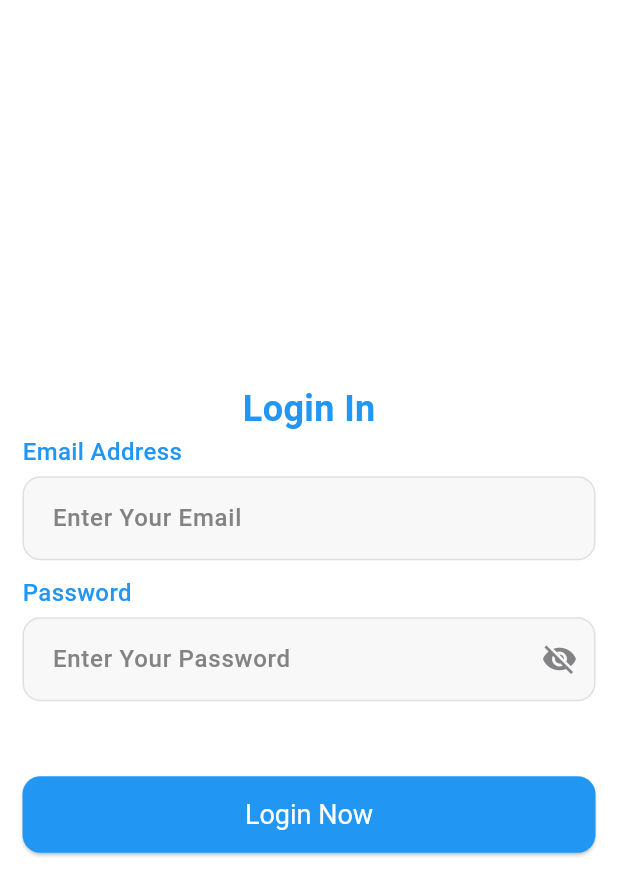
After one commit to IamNikunjParmar/college-management-app, a Flutter app: the LoginPageView screen opened by its route, on a phone screen of 412 x 824 dp. The commit adds this screen. Shown: the top 896 px of the screen. Run offline on Flutter 3.47's test engine with Material 3 defaults, Android fonts, the phone set to English and light mode, and no system bars; our stand-ins replace bloc, dio, equatable, flutter_bloc, flutter_svg, gap and 2 more; network calls fail; Roboto replaces fonts that are missing (PlusJakartaSans).

Commit message:
Login page

```diff
--- a/lib/main.dart
+++ b/lib/main.dart
@@ -1,9 +1,11 @@
 import 'package:college_management_app/demo_home.dart';
 import 'package:college_management_app/src/app/routes/app_routes.dart';
 import 'package:college_management_app/src/localization/generated/l10n.dart';
+import 'package:college_management_app/src/logic/auth/register/register_page_cubit.dart';
 import 'package:college_management_app/src/package/utils/theme.dart';
-import 'package:college_management_app/src/ui/auth/register_page_view.dart';
+import 'package:college_management_app/src/ui/auth/register/register_page_view.dart';
 import 'package:flutter/material.dart';
+import 'package:flutter_bloc/flutter_bloc.dart';
 
 void main() {
   runApp(const MyApp());
--- a/lib/src/app/routes/app_routes.dart
+++ b/lib/src/app/routes/app_routes.dart
@@ -1,11 +1,15 @@
 import 'package:college_management_app/demo_home.dart';
+import 'package:college_management_app/src/ui/auth/login/login_page_view.dart';
+import 'package:college_management_app/src/ui/auth/verifyOtp/registration_verification.dart';
 import 'package:flutter/material.dart';
 
-import '../../ui/auth/register_page_view.dart';
+import '../../ui/auth/register/register_page_view.dart';
 
 class AppRoutes {
   static Map<String, WidgetBuilder> get myRoutes => <String, WidgetBuilder>{
         RegisterPageView.routeName: RegisterPageView.builder,
         DemoHome.routeName: DemoHome.builder,
+        RegistrationVerification.routeName: RegistrationVerification.builder,
+        LoginPageView.routeName: LoginPageView.builder,
       };
 }
--- a/lib/src/localization/l10n/intl_en.arb
+++ b/lib/src/localization/l10n/intl_en.arb
@@ -49,5 +49,13 @@
   "errorPasswordAndConfirmPasswordNotMatch": "Password and confirm password must match!",
   "errorEmailAddressInvalid": "Please enter valid email address!",
   "errorNameInvalid": "Please enter valid name!",
+  "errorCourseNameEmpty": "please Select Course",
+  "errorMeritRankEmpty": "Please enter Merit Rank!",
+  "errorCastEmpty": "Please enter Cast!",
+  "errorCityNameEmpty": "please enter City Name!",
+  "errorCountryNameEmpty": "Please enter CountryName!",
+  "errorAddressEmpty": "Please enter Address!",
+  "errorPinCodeEmpty": "Please enter PinCode!",
+  "errorAnnualIncomeEmpty": "Please enter AnnualIncome!",
   "errorConfirmPasswordCannotBeSameAsPrevious": "Confirm password cannot be the same as previous password"
 }
--- /dev/null
+++ b/lib/src/logic/auth/login/login_page_cubit.dart
@@ -0,0 +1,32 @@
+import 'package:bloc/bloc.dart';
+import 'package:college_management_app/src/interceptor/interceptors.dart';
+import 'package:college_management_app/src/package/resorces/appConstance.dart';
+import 'package:college_management_app/src/package/utils/logger.dart';
+import 'package:equatable/equatable.dart';
+
+part 'login_page_state.dart';
+
+class LoginPageCubit extends Cubit<LoginPageState> {
+  LoginPageCubit() : super(LoginPageState());
+
+  final DioInterceptors dio = DioInterceptors();
+
+  Future<void> loginUser(String email, String password) async {
+    try {
+      emit(state.copyWith(verifyEmail: true));
+      final response = await dio.post(ApiEndPoints.loginUser, data: {
+        'email': email,
+        'password': password,
+      });
+      Log.info(response);
+      if (response.statusCode == 200) {
+        Log.success("Login successfully");
+      } else {
+        Log.error("Invalid email or password");
+      }
+    } catch (e) {
+      Log.error("Error during login: $e");
+      Log.info(e.toString());
+    }
+  }
+}
--- /dev/null
+++ b/lib/src/logic/auth/login/login_page_state.dart
@@ -0,0 +1,16 @@
+part of 'login_page_cubit.dart';
+
+class LoginPageState extends Equatable {
+  final bool verifyEmail;
+
+  const LoginPageState({this.verifyEmail = false});
+
+  LoginPageState copyWith({bool? verifyEmail}) {
+    return LoginPageState(
+      verifyEmail: verifyEmail ?? this.verifyEmail,
+    );
+  }
+
+  @override
+  List<Object?> get props => [verifyEmail];
+}
--- a/lib/src/package/resorces/appConstance.dart
+++ b/lib/src/package/resorces/appConstance.dart
@@ -6,11 +6,11 @@ abstract interface class AppConstants {
       RegExp(r'^.*(?=.{8,255})((?=.*[!@#$%^&*_,]))(?=.*\d)((?=.*[A-Z]))((?=.*[a-z])).*$');
   static final newEmailReg = RegExp(r'^[a-z0-9_.]+@[a-zA-Z0-9-]+\.[a-zA-Z0-9-.]+$');
   static final namePatternRegExp = RegExp(r'^[a-zA-Z ]{3,60}$');
-  static final numberRegExp = RegExp(r'^[0-9]$');
+  static final numberRegExp = RegExp(r'^(?:[+0]9)?[0-9]{10}$');
   static final amountRegExp = RegExp(r'^[0-9]+(\.[0-9][0-9])?$');
   static final confirmPasswordRegExp = RegExp(r'^(?!$passwordPatternRegExp$).*$');
 
-  static const baseUrl = 'https://c394-113-193-210-86.ngrok-free.app';
+  static const baseUrl = 'https://0710-113-193-210-86.ngrok-free.app';
 
   //Body data variable
   static const courseName = 'courseName';
@@ -19,5 +19,7 @@ abstract interface class AppConstants {
 abstract interface class ApiEndPoints {
   static const studentRegistration = '/studentRegistration';
   static const getAllUser = '/getAllUser';
-  static const getAllCourse = "/getCoures";
+  static const getAllCourse = "/getCourse";
+  static const verifyOtp = "/verifyOTP";
+  static const loginUser = "/loginUser";
 }
--- /dev/null
+++ b/lib/src/package/utils/images_utils.dart
@@ -0,0 +1,3 @@
+class ImagePath {
+  static String emailVerify = "assets/images/png/Email.png";
+}
--- /dev/null
+++ b/lib/src/ui/auth/login/login_page_view.dart
@@ -0,0 +1,106 @@
+import 'package:college_management_app/src/interceptor/input_filed.dart';
+import 'package:flutter/material.dart';
+import 'package:flutter_bloc/flutter_bloc.dart';
+import 'package:gap/gap.dart';
+
+import '../../../components/custom_text.dart';
+import '../../../localization/generated/l10n.dart';
+import '../../../logic/auth/login/login_page_cubit.dart';
+import '../../../package/helper/validator.dart';
+
+class LoginPageView extends StatelessWidget {
+  static const String routeName = "login_Page_view";
+  LoginPageView({super.key});
+
+  final TextEditingController emailController = TextEditingController();
+  final TextEditingController passwordController = TextEditingController();
+
+  static Widget builder(BuildContext context) {
+    return BlocProvider(
+      create: (context) => LoginPageCubit(),
+      child: LoginPageView(),
+    );
+  }
+
+  GlobalKey<FormState> globalKey = GlobalKey<FormState>();
+
+  @override
+  Widget build(BuildContext context) {
+    final l10n = CMLocalizations.of(context);
+    return Scaffold(
+      body: Center(
+        child: Padding(
+          padding: const EdgeInsets.all(15),
+          child: Form(
+            key: globalKey,
+            child: Column(
+              crossAxisAlignment: CrossAxisAlignment.start,
+              mainAxisAlignment: MainAxisAlignment.center,
+              children: [
+                const Center(
+                  child: Text(
+                    "Login In",
+                    style: TextStyle(
+                      fontSize: 24,
+                      fontWeight: FontWeight.bold,
+                      color: Colors.blue,
+                    ),
+                  ),
+                ),
+                CustomText(
+                  title: l10n.emailAddress,
+                  fontSize: 16,
+                  fontWeight: FontWeight.w500,
+                  colorName: Colors.blue,
+                ),
+                const Gap(5),
+                EmailTextField(
+                  hintText: l10n.enterYourEmail,
+                  controller: emailController,
+                  validator: validateEmailAddress,
+                ),
+                const Gap(10),
+                CustomText(
+                  title: l10n.password,
+                  fontSize: 16,
+                  fontWeight: FontWeight.w500,
+                  colorName: Colors.blue,
+                ),
+                const Gap(5),
+                PasswordTextField(
+                  controller: passwordController,
+                  validator: validatePassword,
+                  hintText: l10n.enterYourPassword,
+                ),
+                const Gap(50),
+                Center(
+                  child: SizedBox(
+                    width: double.infinity,
+                    child: ElevatedButton(
+                      onPressed: () {
+                        if (globalKey.currentState!.validate()) {
+                          context.read<LoginPageCubit>().loginUser(emailController.text, passwordController.text);
+                        }
+                      },
+                      style: ElevatedButton.styleFrom(
+                        backgroundColor: Colors.blue,
+                        padding: const EdgeInsets.symmetric(horizontal: 50, vertical: 15),
+                        textStyle: const TextStyle(fontSize: 18),
+                      ),
+                      child: const Text(
+                        "Login Now",
+                        style: TextStyle(
+                          color: Colors.white,
+                        ),
+                      ),
+                    ),
+                  ),
+                ),
+              ],
+            ),
+          ),
+        ),
+      ),
+    );
+  }
+}
```
Also changed, not shown: lib/src/logic/auth/register/register_page_cubit.dart (+26 -9 lines), lib/src/logic/auth/register/register_page_state.dart (+8 -3 lines), lib/src/logic/auth/verifyOtp/registration_verification_cubit.dart (added, +47 -0 lines), lib/src/logic/auth/verifyOtp/registration_verification_state.dart (added, +16 -0 lines), lib/src/package/helper/validator.dart (+84 -0 lines), lib/src/ui/auth/register/register_page_view.dart (renamed from lib/src/ui/auth/register_page_view.dart, +125 -79 lines), lib/src/ui/auth/verifyOtp/registration_verification.dart (added, +163 -0 lines), pubspec.yaml (+7 -0 lines), assets/images/png/Email.png (added), assets/images/svg/verify.svg (added), lib/src/localization/generated/intl/messages_en.dart, lib/src/localization/generated/l10n.dart, pubspec.lock.
